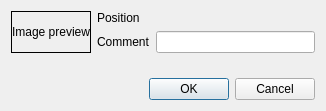
This is src/widgets/markerdialog_ui.ui in KDE/kdenlive as Qt 5 draws it before an edit. The edited form follows.
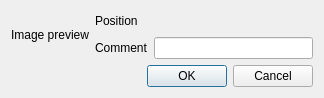
This is the edited form. Custom widgets are drawn as their Qt base class.

Diff of the .ui file:
```diff
--- a/src/widgets/markerdialog_ui.ui
+++ b/src/widgets/markerdialog_ui.ui
@@ -6,15 +6,31 @@
    <rect>
     <x>0</x>
     <y>0</y>
-    <width>322</width>
-    <height>111</height>
+    <width>312</width>
+    <height>88</height>
    </rect>
   </property>
   <property name="windowTitle">
    <string>Marker</string>
   </property>
   <layout class="QGridLayout" name="gridLayout">
-   <item row="3" column="0" colspan="3">
+   <item row="2" column="1" colspan="3">
+    <spacer name="verticalSpacer">
+     <property name="orientation">
+      <enum>Qt::Vertical</enum>
+     </property>
+     <property name="sizeHint" stdset="0">
+      <size>
+       <width>218</width>
+       <height>2</height>
+      </size>
+     </property>
+    </spacer>
+   </item>
+   <item row="0" column="2">
+    <layout class="QHBoxLayout" name="inputLayout"/>
+   </item>
+   <item row="3" column="0" colspan="4">
     <widget class="QDialogButtonBox" name="buttonBox">
      <property name="orientation">
       <enum>Qt::Horizontal</enum>
@@ -31,23 +47,10 @@
      </property>
     </widget>
    </item>
-   <item row="2" column="1" colspan="2">
-    <spacer name="verticalSpacer">
-     <property name="orientation">
-      <enum>Qt::Vertical</enum>
-     </property>
-     <property name="sizeHint" stdset="0">
-      <size>
-       <width>218</width>
-       <height>2</height>
-      </size>
-     </property>
-    </spacer>
-   </item>
-   <item row="0" column="0" rowspan="2">
+   <item row="0" column="0" rowspan="3">
     <widget class="QLabel" name="clip_thumb">
      <property name="frameShape">
-      <enum>QFrame::Box</enum>
+      <enum>QFrame::NoFrame</enum>
      </property>
      <property name="text">
       <string>Image preview</string>
@@ -57,7 +60,7 @@
      </property>
     </widget>
    </item>
-   <item row="1" column="2">
+   <item row="1" column="2" colspan="2">
     <widget class="KLineEdit" name="marker_comment"/>
    </item>
    <item row="0" column="1">
@@ -67,8 +70,18 @@
      </property>
     </widget>
    </item>
-   <item row="0" column="2">
-    <layout class="QHBoxLayout" name="inputLayout"/>
+   <item row="0" column="3">
+    <spacer name="horizontalSpacer">
+     <property name="orientation">
+      <enum>Qt::Horizontal</enum>
+     </property>
+     <property name="sizeHint" stdset="0">
+      <size>
+       <width>40</width>
+       <height>20</height>
+      </size>
+     </property>
+    </spacer>
    </item>
   </layout>
   <zorder>buttonBox</zorder>
```
Left out of the diff: 5 changed lines with no effect on the pictures.
